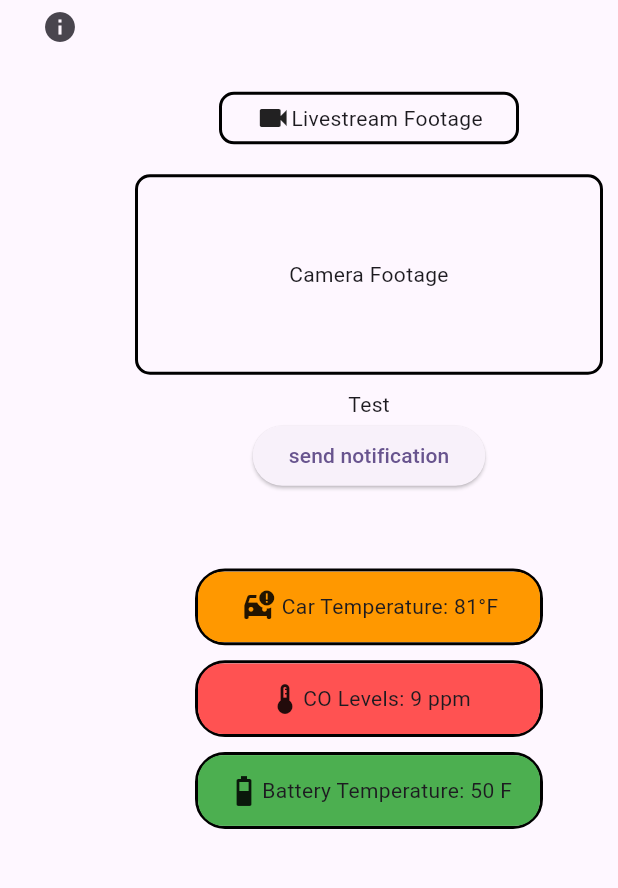
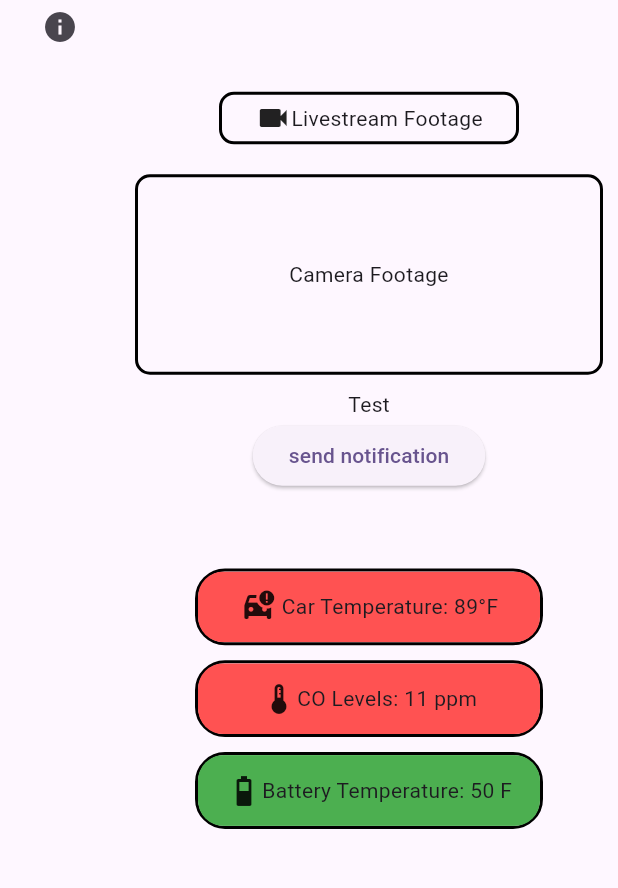
Before and after one commit to exuu7/ECE445_Team35, a Flutter app: the screen it shows after launch, on a phone screen of 412 x 824 dp, the part 84-972 px from its top. Run offline on Flutter 3.47's test engine with Material 3 defaults, Android fonts, the phone set to English and light mode, and no system bars; our stand-ins replace flutter_local_notifications.

Commit message:
Update main.dart for notifications

```diff
--- a/app_dev/notifications/lib/main.dart
+++ b/app_dev/notifications/lib/main.dart
@@ -159,12 +159,33 @@ class HomePage extends StatelessWidget {
     // than having to individually change instances of widgets.
 
     // temporary for now
-    int tempVal = 81;
-    int coVal = 9;
+    int tempVal = 89;
+    int coVal = 11;
     int batVal = 50;
 
     var uri = Uri.http('192.168.4.1', '');
 
+    if (tempVal >= 85){
+      local_notifs.giveNotif(
+                          title: "CarGuard temperature warning",
+                          body: "The temperature inside your car is too high! Opening window. Please return to your vehicle immediately.",
+                          payload: "temp",
+                          );
+    }
+    if (coVal >= 9){
+      local_notifs.giveNotif(
+                          title: "CarGuard CO warning",
+                          body: "The CO levels in your vehicle is too high. Please evacuate for safety and check your vehicle's exhaust system.",
+                          payload: "CO",
+                          );
+    }
+    if (batVal >= 100){
+      local_notifs.giveNotif(
+                          title: "CarGuard battery warning",
+                          body: "The temperature of the battery is too high. Please replace the battery.",
+                          payload: "CO",
+                          );
+    }
     // reference: https://www.youtube.com/watch?v=AQT05gjCBtY
     // Color _setColor(String color){
     //   if(color == "red"){
@@ -214,6 +235,9 @@ class HomePage extends StatelessWidget {
                   children: <Widget>[
                     // used flexible instead of expanded bc flexible allows the widget to control the size
                     // whereas expanded takes as much space as it wants
+
+
+
 
                     Flexible(
                       flex: 1,
```
